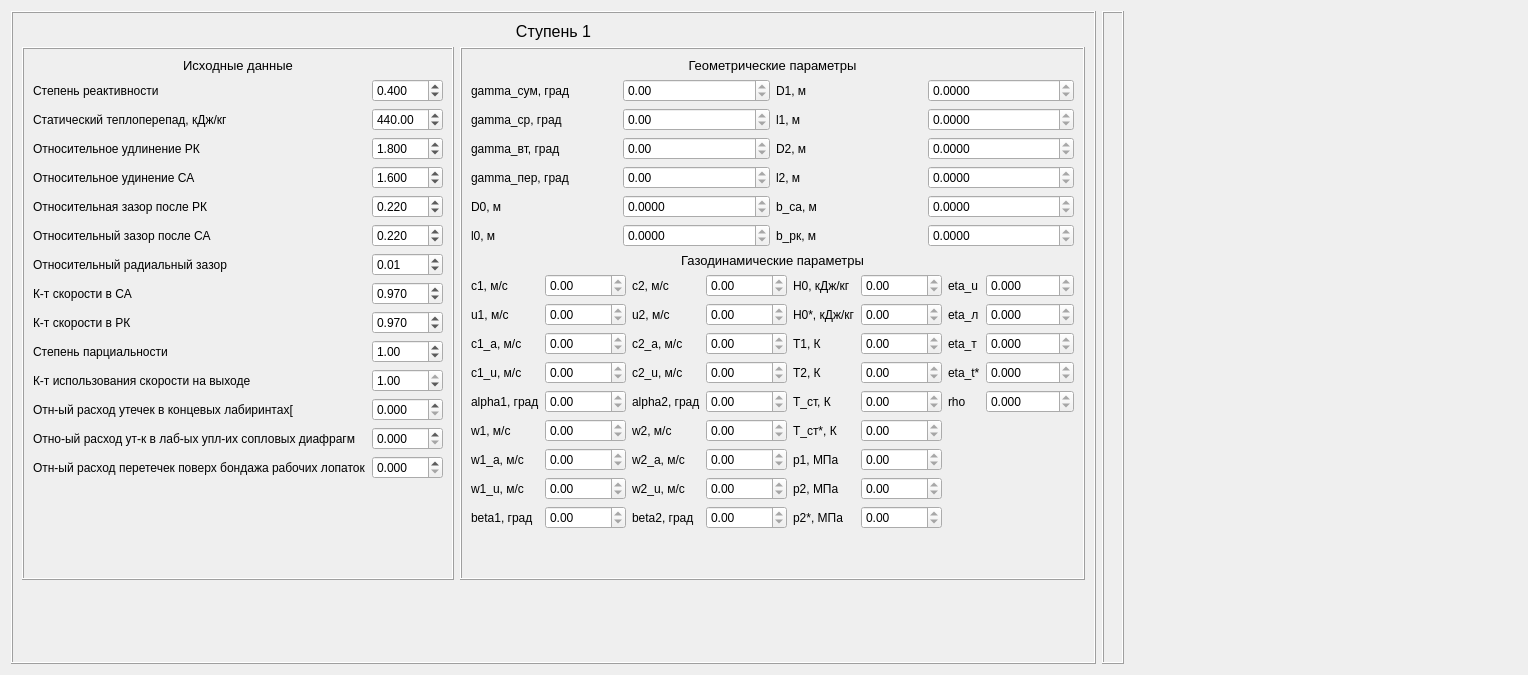
The window that gui/average_streamline/stage_data_widget.ui (las-palmas1/turbine) describes before a commit, drawn with Qt 5.
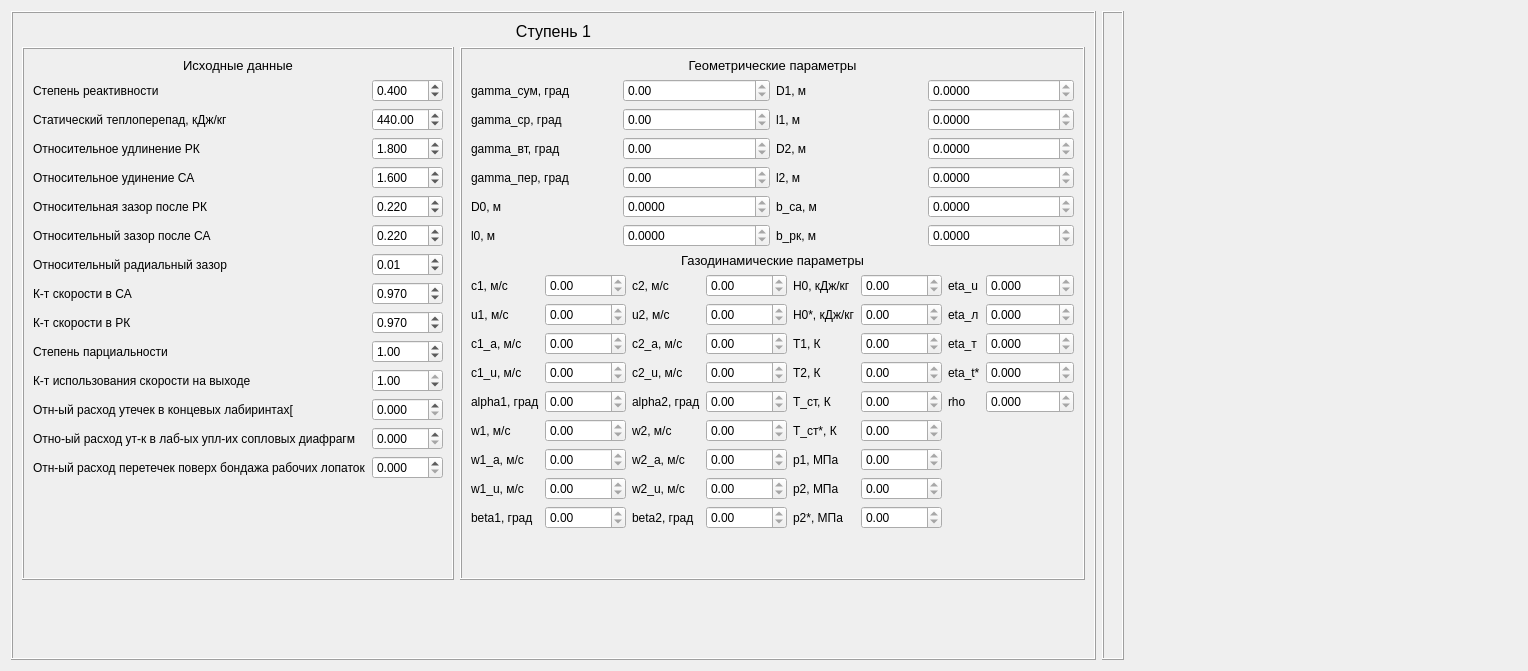
The same window after the commit.

```diff
--- a/gui/average_streamline/stage_data_widget.ui
+++ b/gui/average_streamline/stage_data_widget.ui
@@ -7,7 +7,7 @@
     <x>0</x>
     <y>0</y>
     <width>1528</width>
-    <height>675</height>
+    <height>671</height>
    </rect>
   </property>
   <property name="windowTitle">
```
Left out of the diff: 2 changed lines with no effect on the pictures.
